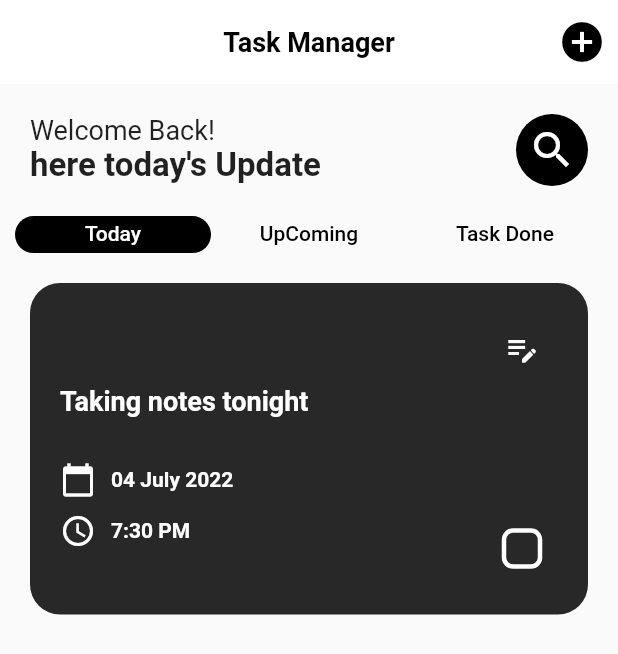
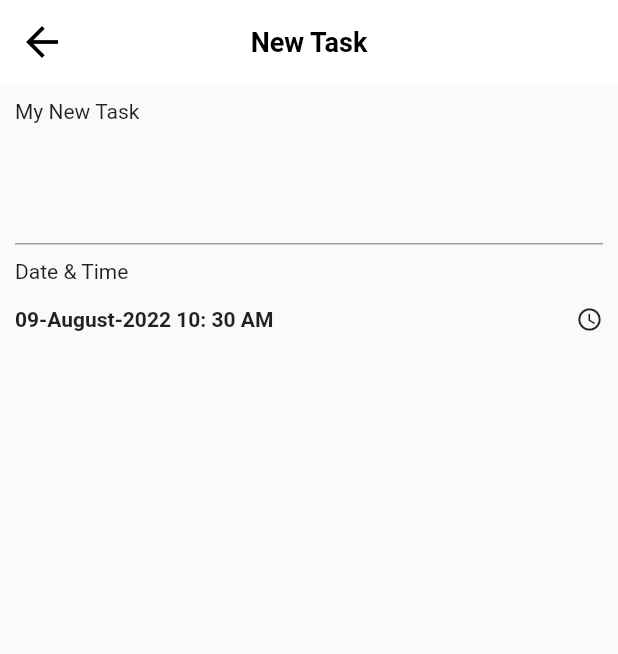
Before and after one commit to akshayanil22/Todo, a Flutter app: the screen it shows after launch, after a tap on the "add circle" icon, on a phone screen of 412 x 824 dp. Shown: the top 654 px of the screen. Run offline on Flutter 3.47's test engine with Material 2 defaults, Android fonts, the phone set to English and light mode, and no system bars.

Commit message:
Complete Ui

```diff
--- /dev/null
+++ b/lib/add_todo.dart
@@ -0,0 +1,122 @@
+import 'package:flutter/material.dart';
+import 'package:intl/intl.dart';
+
+
+class AddTodo extends StatefulWidget {
+  const AddTodo({Key? key}) : super(key: key);
+
+  @override
+  State<AddTodo> createState() => _AddTodoState();
+}
+
+class _AddTodoState extends State<AddTodo> {
+
+  DateTime selectedDate = DateTime.now();
+  TimeOfDay selectedTime = TimeOfDay.now();
+  DateTime dateTime = DateTime.now();
+
+  TextEditingController todoTextController = TextEditingController();
+
+  Future<DateTime> _selectDate(BuildContext context) async {
+    final selected = await showDatePicker(
+      context: context,
+      initialDate: selectedDate,
+      firstDate: DateTime.now(),
+      lastDate: DateTime(2030),
+    );
+    if (selected != null && selected != selectedDate) {
+      setState(() {
+        selectedDate = selected;
+      });
+    }
+    return selectedDate;
+  }
+
+// Select for Time
+  Future<TimeOfDay> _selectTime(BuildContext context) async {
+    final selected = await showTimePicker(
+      context: context,
+      initialTime: selectedTime,
+    );
+    if (selected != null && selected != selectedTime) {
+      setState(() {
+        selectedTime = selected;
+      });
+    }
+    return selectedTime;
+  }
+
+  Future _selectDateTime(BuildContext context) async {
+    final date = await _selectDate(context);
+    if (date == null) return;
+
+    final time = await _selectTime(context);
+
+    if (time == null) return;
+    setState(() {
+      dateTime = DateTime(
+        date.year,
+        date.month,
+        date.day,
+        time.hour,
+        time.minute,
+      );
+    });
+  }
+  String getDateTime() {
+    // ignore: unnecessary_null_comparison
+    if (dateTime == null) {
+      return 'select date timer';
+    } else {
+      return DateFormat('dd-MMMM-yyyy HH: mm a').format(dateTime);
+    }
+  }
+
+  @override
+  Widget build(BuildContext context) {
+    return Scaffold(
+      appBar: AppBar(
+        title: const Text('New Task'),
+      ),
+      body: Padding(
+        padding: const EdgeInsets.all(10.0),
+        child: Column(
+          crossAxisAlignment: CrossAxisAlignment.start,
+          children: [
+            const Text('My New Task'),
+            TextField(
+              controller: todoTextController,
+              maxLines: 3,
+              cursorColor: const Color(0xff000000),
+              decoration: const InputDecoration(
+                border:   UnderlineInputBorder(
+                  borderSide: BorderSide(color: Colors.grey),
+                ),
+                enabledBorder: UnderlineInputBorder(
+                  borderSide: BorderSide(color: Colors.grey),
+                ),
+                focusedBorder: UnderlineInputBorder(
+                  borderSide: BorderSide(color: Colors.grey),
+                ),
+              ),
+            ),
+            const SizedBox(height: 10,),
+            const Text('Date & Time'),
+            const SizedBox(height: 15,),
+            GestureDetector(
+                onTap: (){
+                  _selectDateTime(context);
+                },
+                child: Row(
+                  mainAxisAlignment: MainAxisAlignment.spaceBetween,
+                  children: [
+                    Text(getDateTime(),style: const TextStyle(fontWeight: FontWeight.bold),),
+                    const Icon(Icons.schedule,size: 18,),
+                  ],
+                )),
+          ],
+        ),
+      )
+    );
+  }
+}
--- /dev/null
+++ b/lib/custom_listtile.dart
@@ -0,0 +1,114 @@
+import 'package:flutter/material.dart';
+
+class CustomListTile extends StatefulWidget {
+  const CustomListTile({
+    Key? key,
+  }) : super(key: key);
+
+  @override
+  State<CustomListTile> createState() => _CustomListTileState();
+}
+
+class _CustomListTileState extends State<CustomListTile> {
+
+  bool value = false;
+
+  @override
+  Widget build(BuildContext context) {
+    return Padding(
+      padding: const EdgeInsets.symmetric(vertical: 10.0),
+      child: Container(
+        padding: EdgeInsets.all(20),
+        decoration: BoxDecoration(
+          color: Color(0xFF282828),
+          borderRadius: BorderRadius.circular(20),
+        ),
+        child: Column(
+          crossAxisAlignment: CrossAxisAlignment.start,
+          children: [
+            Row(
+              mainAxisAlignment: MainAxisAlignment.end,
+              children: [
+                IconButton(
+                    onPressed: () {},
+                    icon: const Icon(
+                      Icons.edit_note,
+                      color: Colors.white,
+                    ))
+              ],
+            ),
+            Text(
+              'Taking notes tonight',
+              style: TextStyle(
+                  color: Colors.white, fontSize: 18, fontWeight: FontWeight.bold),
+            ),
+            const SizedBox(
+              height: 30,
+            ),
+            Row(
+              children: const [
+                Icon(
+                  Icons.calendar_today,
+                  color: Colors.white,
+                ),
+                SizedBox(
+                  width: 10,
+                ),
+                Text(
+                  '04 July 2022',
+                  style:
+                      TextStyle(color: Colors.white, fontWeight: FontWeight.bold),
+                ),
+              ],
+            ),
+            const SizedBox(
+              height: 10,
+            ),
+            Row(
+              mainAxisAlignment: MainAxisAlignment.spaceBetween,
+              crossAxisAlignment: CrossAxisAlignment.start,
+              children: [
+                Row(
+                  children: const [
+                    Icon(
+                      Icons.schedule,
+                      color: Colors.white,
+                    ),
+                    SizedBox(
+                      width: 10,
+                    ),
+                    Text(
+                      '7:30 PM',
+                      style: TextStyle(
+                          color: Colors.white, fontWeight: FontWeight.bold),
+                    ),
+                  ],
+                ),
+                Transform.scale(
+                  scale: 1.5,
+                  child: Checkbox(
+                    value: value,
+                    shape: RoundedRectangleBorder(
+                        borderRadius: BorderRadius.circular(5)),
+                    side: const BorderSide(
+                      color: Colors.white,
+                      width: 2,
+                    ),
+                    onChanged: (value) {
+                      setState((){
+                        this.value = value!;
+                      });
+                    },
+                    activeColor: Colors.white,
+                    focusColor: Colors.white,
+                    checkColor: Colors.black,
+                  ),
+                )
+              ],
+            ),
+          ],
+        ),
+      ),
+    );
+  }
+}
--- a/lib/main.dart
+++ b/lib/main.dart
@@ -1,4 +1,7 @@
 import 'package:flutter/material.dart';
+import 'package:todo_manager/add_todo.dart';
+
+import 'today_screen.dart';
 
 void main() {
   runApp(MyApp());
@@ -11,6 +14,7 @@ class MyApp extends StatelessWidget {
   Widget build(BuildContext context) {
     return MaterialApp(
       theme: ThemeData(
+        backgroundColor: Colors.white,
           appBarTheme: const AppBarTheme(
               color: Colors.white,
               elevation: 0,
@@ -31,7 +35,7 @@ class MyApp extends StatelessWidget {
 
 class MyHomePage extends StatelessWidget {
 
-  bool value = false;
+  // bool value = false;
   MyHomePage({Key? key}) : super(key: key);
 
   @override
@@ -41,7 +45,9 @@ class MyHomePage extends StatelessWidget {
       child: Scaffold(
         appBar: AppBar(
           title: Text('Task Manager'),
-          actions: [IconButton(onPressed: () {}, icon: Icon(Icons.add_circle))],
+          actions: [IconButton(onPressed: () {
+            Navigator.of(context).push(MaterialPageRoute(builder: (context)=>AddTodo()));
+          }, icon: Icon(Icons.add_circle))],
         ),
         body: Column(
           children: [
@@ -82,64 +88,7 @@ class MyHomePage extends StatelessWidget {
                   ),
                   Expanded(
                     child: TabBarView(children: [
-                      Padding(
-                        padding: const EdgeInsets.all(20),
-                        child: Column(
-                          children: [
-                            Container(
-                              padding: EdgeInsets.all(20),
-                              decoration: BoxDecoration(
-                                color: Color(0xFF282828),
-                                borderRadius: BorderRadius.circular(20),
-                              ),
-                              child: Column(
-                                crossAxisAlignment: CrossAxisAlignment.start,
-                                children: [
-                                  Row(
-                                    mainAxisAlignment: MainAxisAlignment.end,
-                                    children: [
-                                    IconButton(onPressed: (){}, icon: Icon(Icons.edit_note,color: Colors.white,))
-                                  ],),
-                                  Text('Taking notes tonight',style: TextStyle(color: Colors.white,fontSize: 18,fontWeight: FontWeight.bold),),
-                                  SizedBox(height: 30,),
-                                  Row(children: [
-                                    Icon(Icons.calendar_today,color: Colors.white,),
-                                    SizedBox(width: 10,),
-                                    Text('04 July 2022',style: TextStyle(color: Colors.white,fontWeight: FontWeight.bold),),
-                                  ],),
-                                  SizedBox(height: 10,),
-                                    Row(
-                                      mainAxisAlignment: MainAxisAlignment.spaceBetween,
-                                      crossAxisAlignment: CrossAxisAlignment.start,
-                                      children: [
-                                        Row(
-                                          children: [
-                                            Icon(Icons.schedule,color: Colors.white,),
-                                            SizedBox(width: 10,),
-                                            Text('7:30 PM',style: TextStyle(color: Colors.white,fontWeight: FontWeight.bold),),
-                                          ],
-                                        ),
-                                        Transform.scale(
-                                          scale: 1.5,
-                                          child: Checkbox(value: value, shape: RoundedRectangleBorder(borderRadius: BorderRadius.circular(5)),side: BorderSide(
-                                            color: Colors.white,
-                                            width: 2,
-                                          ),onChanged: (value){
-                                            this.value = value!;
-                                          },
-                                            activeColor: Colors.white,
-                                            focusColor: Colors.white,
-                                            checkColor: Colors.black,
-                                          ),
-                                        )
-                                      ],
-                                    ),
-                                ],
-                              ),
-                            )
-                          ],
-                        ),
-                      ),
+                      TodayScreen(),
                       Center(child: Text('Upcoming'),),
                       Center(child: Text('Task Done'),),
                     ]),
--- /dev/null
+++ b/lib/today_screen.dart
@@ -0,0 +1,25 @@
+import 'package:flutter/material.dart';
+
+import 'custom_listtile.dart';
+
+class TodayScreen extends StatelessWidget {
+  const TodayScreen({
+    Key? key,
+  }) : super(key: key);
+
+  @override
+  Widget build(BuildContext context) {
+    return Padding(
+      padding: const EdgeInsets.all(20),
+      child: ListView(
+        children: [
+          CustomListTile(),
+          CustomListTile(),
+          CustomListTile(),
+          CustomListTile(),
+          CustomListTile(),
+        ],
+      ),
+    );
+  }
+}
--- a/pubspec.yaml
+++ b/pubspec.yaml
@@ -34,6 +34,8 @@ dependencies:
   # The following adds the Cupertino Icons font to your application.
   # Use with the CupertinoIcons class for iOS style icons.
   cupertino_icons: ^1.0.2
+  intl: ^0.17.0
+
 
 dev_dependencies:
   flutter_test:
```
Also changed, not shown: lib/todo_model.dart (added), pubspec.lock.
